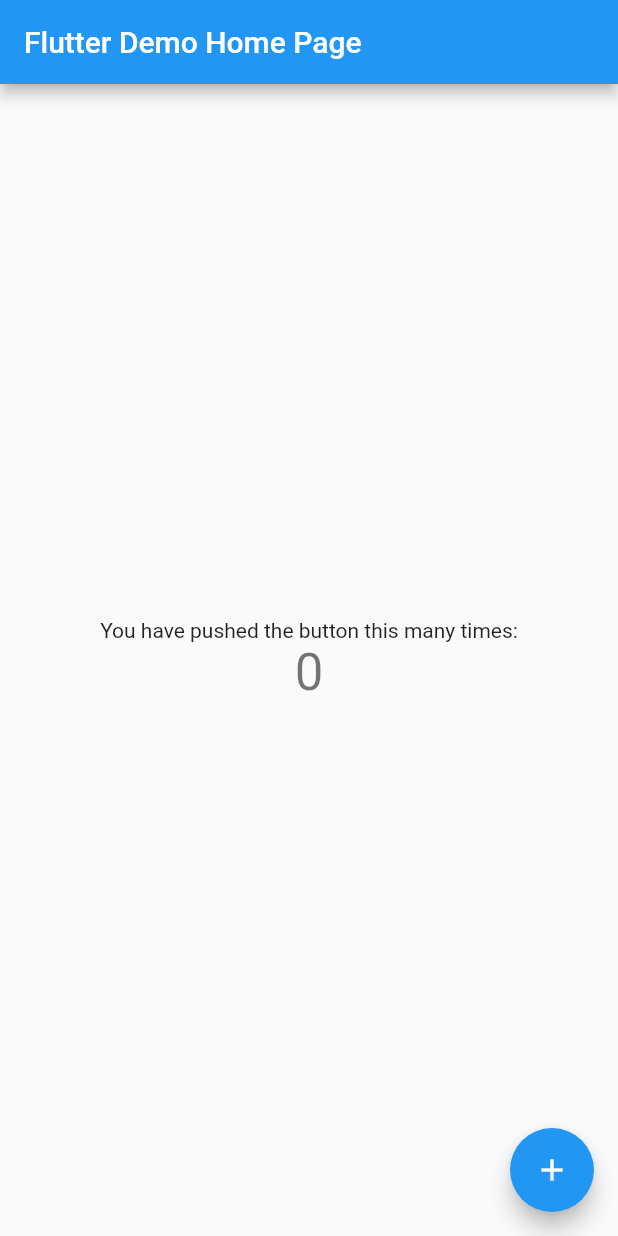
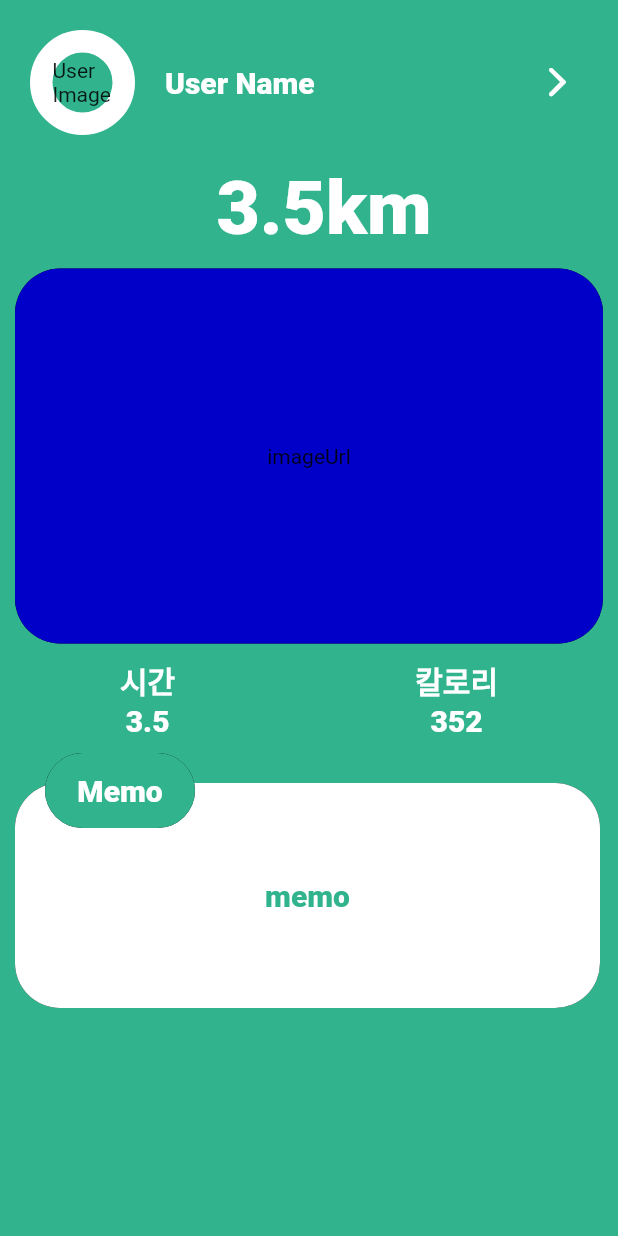
Before and after one commit to plogging-boom/plug-in, a Flutter app: the screen it shows after launch, on a phone screen of 412 x 824 dp. Run offline on Flutter 3.47's test engine with Material 2 defaults, Android fonts, the light colour scheme and no system bars.

Commit message:
RouteDetailPage Update

```diff
--- a/lib/main.dart
+++ b/lib/main.dart
@@ -1,4 +1,7 @@
 import 'package:flutter/material.dart';
+import 'package:plug_in/plug_in_route_detail_info.dart';
+
+import 'plug_in_route_detail.dart';
 
 void main() {
   runApp(const MyApp());
@@ -69,47 +72,7 @@
     // The Flutter framework has been optimized to make rerunning build methods
     // fast, so that you can just rebuild anything that needs updating rather
     // than having to individually change instances of widgets.
-    return Scaffold(
-      appBar: AppBar(
-        // Here we take the value from the MyHomePage object that was created by
-        // the App.build method, and use it to set our appbar title.
-        title: Text(widget.title),
-      ),
-      body: Center(
-        // Center is a layout widget. It takes a single child and positions it
-        // in the middle of the parent.
-        child: Column(
-          // Column is also a layout widget. It takes a list of children and
-          // arranges them vertically. By default, it sizes itself to fit its
-          // children horizontally, and tries to be as tall as its parent.
-          //
-          // Invoke "debug painting" (press "p" in the console, choose the
-          // "Toggle Debug Paint" action from the Flutter Inspector in Android
-          // Studio, or the "Toggle Debug Paint" command in Visual Studio Code)
-          // to see the wireframe for each widget.
-          //
-          // Column has various properties to control how it sizes itself and
-          // how it positions its children. Here we use mainAxisAlignment to
-          // center the children vertically; the main axis here is the vertical
-          // axis because Columns are vertical (the cross axis would be
-          // horizontal).
-          mainAxisAlignment: MainAxisAlignment.center,
-          children: <Widget>[
-            const Text(
-              'You have pushed the button this many times:',
-            ),
-            Text(
-              '$_counter',
-              style: Theme.of(context).textTheme.headline4,
-            ),
-          ],
-        ),
-      ),
-      floatingActionButton: FloatingActionButton(
-        onPressed: _incrementCounter,
-        tooltip: 'Increment',
-        child: const Icon(Icons.add),
-      ), // This trailing comma makes auto-formatting nicer for build methods.
-    );
+    return const PlugInRouteDetail(
+        routeDetail: RouteDetail(3.5, 1, 352, 'imageUrl', 'memo'));
   }
 }
--- /dev/null
+++ b/lib/plug_in_route_detail.dart
@@ -0,0 +1,171 @@
+import 'package:flutter/cupertino.dart';
+import 'package:flutter/material.dart';
+import 'package:plug_in/plug_in_container.dart';
+
+import 'plug_in_route_detail_info.dart';
+
+class PlugInRouteDetail extends StatelessWidget {
+  final RouteDetail routeDetail;
+
+  const PlugInRouteDetail({
+    Key? key,
+    required this.routeDetail,
+  }) : super(key: key);
+  @override
+  Widget build(BuildContext context) {
+    //
+    return MaterialApp(
+      home: Scaffold(
+        backgroundColor: const Color(0xff31B48D),
+        body: SafeArea(
+          child: Column(
+            mainAxisAlignment: MainAxisAlignment.start,
+            crossAxisAlignment: CrossAxisAlignment.start,
+            children: <Widget>[
+              UserInform(),
+              PlugDistanceMap(
+                  routeDetail.pluggingDistance, routeDetail.imageUrl),
+              TimeAndKcal(routeDetail.pluggingTime, routeDetail.kcal),
+              Usermemo(routeDetail.memo),
+            ],
+          ),
+        ),
+      ),
+    );
+  }
+
+  Widget UserInform() {
+    return Row(
+      children: [
+        Container(
+          child: const Center(child: Text('User Image')),
+          margin: const EdgeInsets.all(20.0),
+          height: 70.0,
+          width: 70.0,
+          decoration: BoxDecoration(
+              shape: BoxShape.circle,
+              border: Border.all(
+                  color: const Color(0xffffffff),
+                  style: BorderStyle.solid,
+                  width: 15.0)),
+        ),
+        const Text('User Name',
+            style: TextStyle(
+                color: Color(0xffffffff),
+                fontSize: 20.0,
+                fontWeight: FontWeight.w800)),
+        IconButton(
+            padding: const EdgeInsets.only(left: 150.0),
+            onPressed: () {},
+            icon: const Icon(
+              CupertinoIcons.back,
+              size: 30,
+              color: Color(0xffffffff),
+              textDirection: TextDirection.rtl,
+            ))
+        // 뒤로가기 버튼을 누르면 주원이가 만든 미리보기 페이지로 이동
+      ],
+    );
+  }
+
+  Widget TimeAndKcal(double time, int kcal) {
+    return Row(mainAxisAlignment: MainAxisAlignment.spaceAround, children: [
+      Column(
+        children: <Widget>[
+          const Center(
+              child: Text('시간',
+                  style: TextStyle(
+                      color: Color(0xffffffff),
+                      fontSize: 20.0,
+                      fontWeight: FontWeight.w800))),
+          Center(
+              child: Text(routeDetail.pluggingDistance.toString(),
+                  style: const TextStyle(
+                      color: Color(0xffffffff),
+                      fontSize: 20.0,
+                      fontWeight: FontWeight.w800)))
+        ],
+      ),
+      Column(
+        children: <Widget>[
+          const Center(
+            child: Text('칼로리',
+                style: TextStyle(
+                    color: Color(0xffffffff),
+                    fontSize: 20.0,
+                    fontWeight: FontWeight.w800)),
+          ),
+          Center(
+            child: Text(routeDetail.kcal.toString(),
+                style: const TextStyle(
+                    color: Color(0xffffffff),
+                    fontSize: 20.0,
+                    fontWeight: FontWeight.w800)),
+          )
+        ],
+      )
+    ]);
+  }
+
+  Widget Usermemo(String memo) {
+    return Flexible(
+        fit: FlexFit.loose,
+        child: Stack(
+          children: [
+            Positioned(
+                top: 20.0,
+                child: PlugInContainer(
+                  useShadow: false,
+                  height: 150.0,
+                  width: 390.0,
+                  child: Center(
+                    child: Text(routeDetail.memo,
+                        style: const TextStyle(
+                            color: Color(0xff31B48D),
+                            fontSize: 20.0,
+                            fontWeight: FontWeight.w800)),
+                  ),
+                  color: const Color(0xffffffff),
+                )),
+            const Positioned(
+                left: 20.0,
+                child: PlugInContainer(
+                  useShadow: false,
+                  color: Color(0xff31B48D),
+                  height: 50.0,
+                  width: 100.0,
+                  child: Center(
+                    child: Text('Memo',
+                        style: TextStyle(
+                            color: Color(0xffffffff),
+                            fontSize: 20.0,
+                            fontWeight: FontWeight.w800)),
+                  ),
+                ))
+          ],
+        ));
+  }
+
+  Widget PlugDistanceMap(double km, String imageurl) {
+    return Column(
+      children: <Widget>[
+        Container(
+          margin: const EdgeInsets.only(left: 20.0),
+          child: Text(
+            routeDetail.pluggingDistance.toString() + 'km',
+            style: const TextStyle(
+                color: Color(0xffffffff),
+                fontSize: 50.0,
+                fontWeight: FontWeight.w800),
+          ),
+        ),
+        PlugInContainer(
+          height: 250.0,
+          color: const Color(0xff0000c8),
+          child: Center(child: Text(routeDetail.imageUrl)),
+          useShadow: false,
+        )
+      ],
+    );
+  }
+}
--- /dev/null
+++ b/lib/plug_in_route_detail_info.dart
@@ -0,0 +1,10 @@
+class RouteDetail {
+  final double pluggingDistance; // 플로깅 거리
+  final double pluggingTime; // 플로깅 시간
+  final int kcal;
+  final String imageUrl;
+  final String memo;
+
+  const RouteDetail(this.pluggingDistance, this.pluggingTime, this.kcal,
+      this.imageUrl, this.memo);
+}
```
